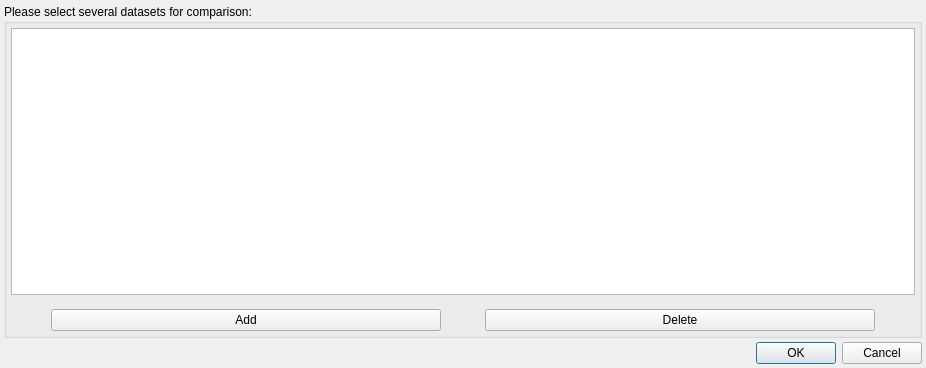
First picture: the form in modules/CompVis/CSVReader.ui, repository 3dct/open_iA, before the edit.
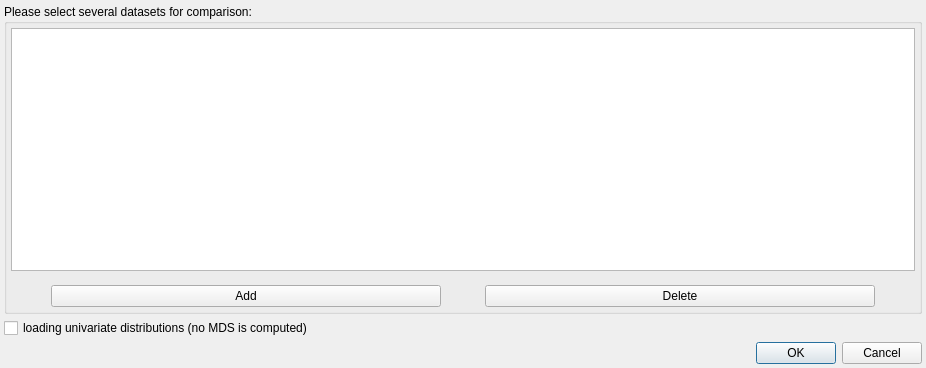
Second picture: the form after the edit.

```diff
--- a/modules/CompVis/CSVReader.ui
+++ b/modules/CompVis/CSVReader.ui
@@ -165,6 +165,16 @@
      </layout>
     </widget>
    </item>
+   <item>
+    <widget class="QCheckBox" name="noMDSCheckBox">
+     <property name="text">
+      <string>loading univariate distributions (no MDS is computed)</string>
+     </property>
+     <property name="checked">
+      <bool>false</bool>
+     </property>
+    </widget>
+   </item>
    <item>
     <widget class="QDialogButtonBox" name="buttonBox">
      <property name="sizePolicy">
```
